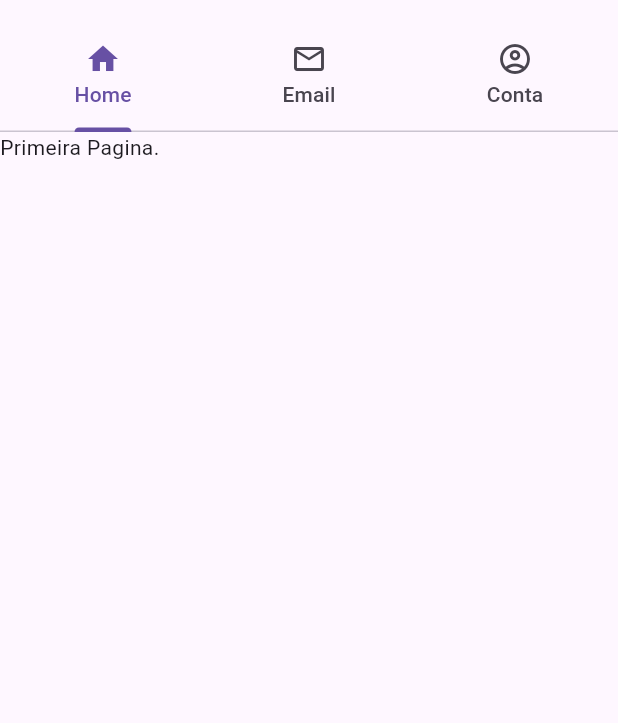
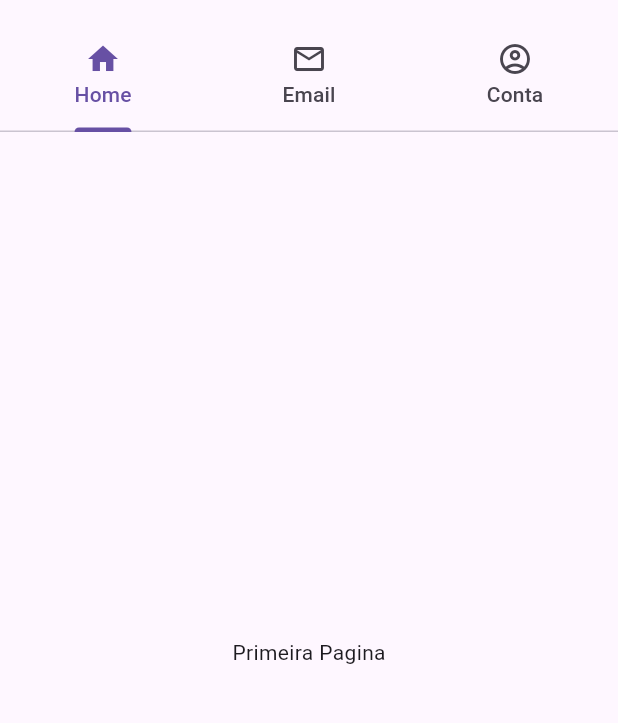
Before and after one commit to marcosjrpb/tabbar, a Flutter app: the screen it shows after launch, on a phone screen of 412 x 824 dp, the part 63-786 px from its top. Run offline on Flutter 3.47's test engine with Material 3 defaults, Android fonts, the phone set to English and light mode, and no system bars.

Commit message:
Finalizado Tab Bar

```diff
--- a/lib/Home.dart
+++ b/lib/Home.dart
@@ -1,4 +1,7 @@
 import 'package:flutter/material.dart';
+import 'package:tabbar/PrimeiraPagina.dart';
+import 'package:tabbar/SegundaPagina.dart';
+import 'package:tabbar/TerceiraPagina.dart';
 
 class Home extends StatefulWidget {
   const Home({Key? key}) : super(key: key);
@@ -7,24 +10,33 @@ class Home extends StatefulWidget {
   State<Home> createState() => _HomeState();
 }
 
-class _HomeState extends State<Home> with SingleTickerProviderStateMixin{
+class _HomeState extends State<Home> with SingleTickerProviderStateMixin {
+  late TabController _tabController;
 
-  TabController? _tabController;
   @override
   void initState() {
-    // TODO: implement initState
     super.initState();
-    _tabController = TabController(length: 3, vsync: this);
+    _tabController = TabController(
+      length: 3,
+      vsync: this,
+      initialIndex: 0,
+    );
+  }
+
+  @override
+  void dispose() {
+    _tabController.dispose();
+    super.dispose();
   }
 
   @override
   Widget build(BuildContext context) {
     return Scaffold(
       appBar: AppBar(
-        title: Text("Abas"),
+        title: const Text("Abas"),
         bottom: TabBar(
           controller: _tabController,
-          tabs: [
+          tabs: const [
             Tab(
               text: "Home",
               icon: Icon(Icons.home),
@@ -42,12 +54,12 @@ class _HomeState extends State<Home> with SingleTickerProviderStateMixin{
       ),
       body: TabBarView(
         controller: _tabController,
-        children: [
-          Text("Primeira Pagina."),
-          Text("Segunda Pagina."),
-          Text("Terceira Pagina."),
+        children: const [
+          PrimeiraPagina(),
+          SegundaPagina(),
+          TerceiraPagina(),
         ],
-      ), // Aquí debes añadir el cuerpo de la pantalla principal
+      ),
     );
   }
 }
--- /dev/null
+++ b/lib/PrimeiraPagina.dart
@@ -0,0 +1,17 @@
+import 'package:flutter/material.dart';
+
+class PrimeiraPagina extends StatefulWidget {
+  const PrimeiraPagina({super.key});
+
+  @override
+  State<PrimeiraPagina> createState() => _PrimeiraPaginaState();
+}
+
+class _PrimeiraPaginaState extends State<PrimeiraPagina> {
+  @override
+  Widget build(BuildContext context) {
+    return Center(
+      child: Text("Primeira Pagina"),
+    );
+  }
+}
```
Also changed, not shown: lib/SegundaPagina.dart (added, +17 -0 lines), lib/TerceiraPagina.dart (added, +16 -0 lines).
